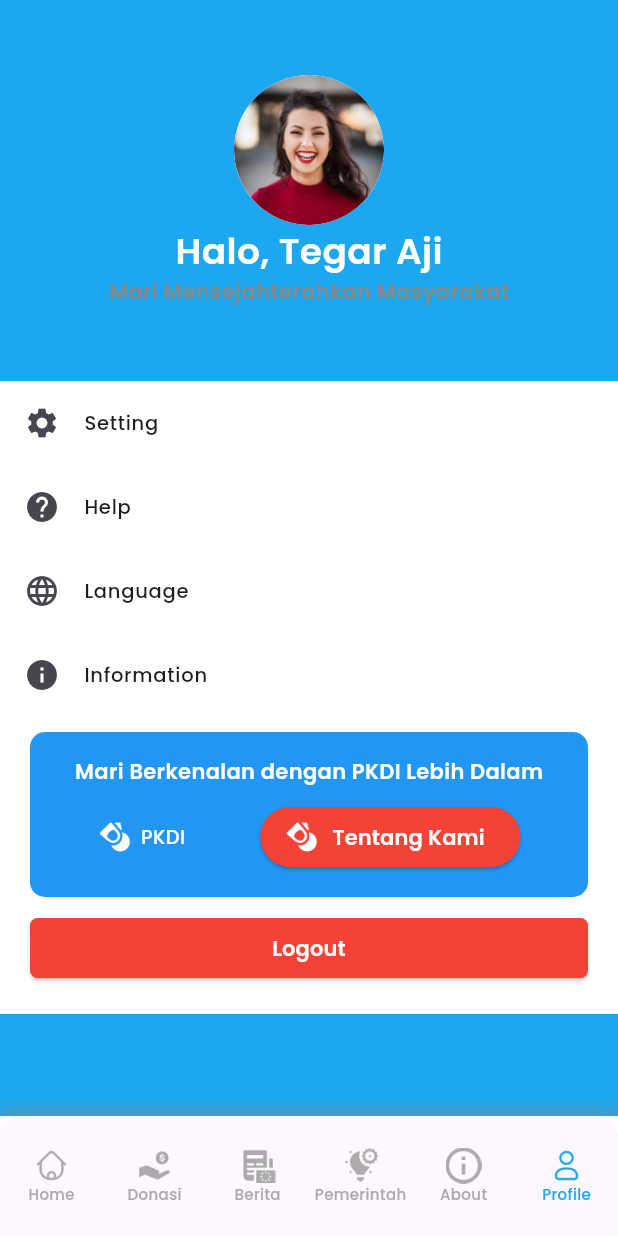
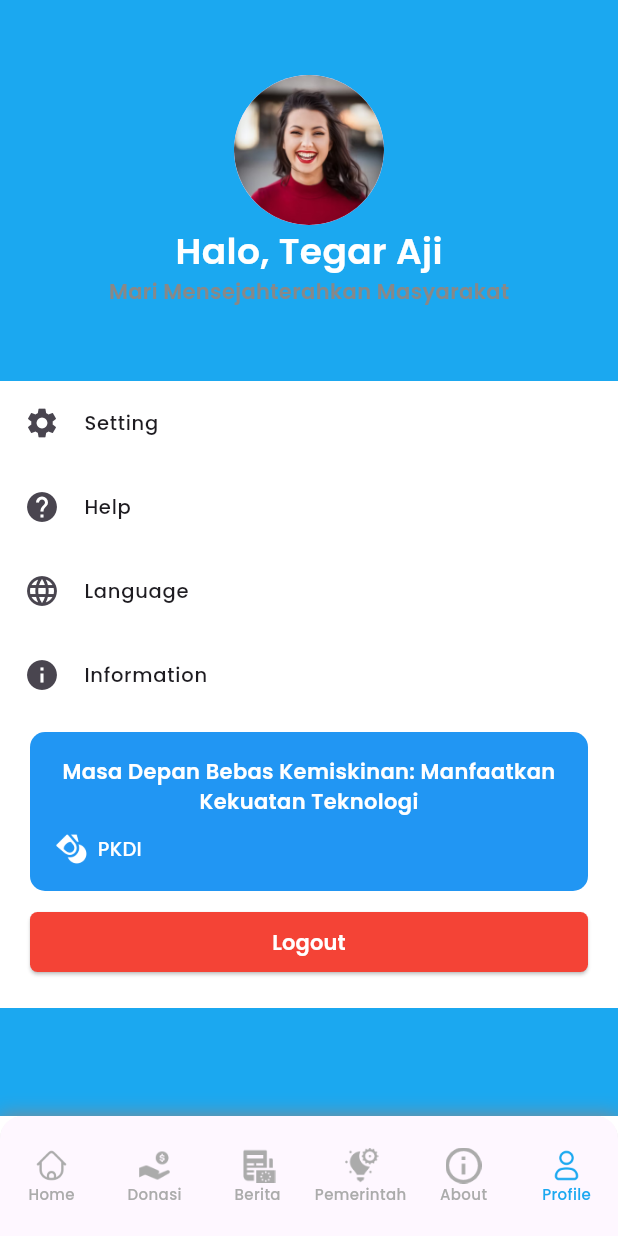
Before and after one commit to garrybad/project_ppb, a Flutter app: the screen it shows once a user with an empty profile is signed in, item 6 of the bottom bar chosen, on a phone screen of 412 x 824 dp. Run offline on Flutter 3.47's test engine with Material 3 defaults, Android fonts, the phone set to English and light mode, and no system bars; our stand-ins replace bloc, carousel_slider, firebase_auth, firebase_core, flutter_bloc, google_fonts and 3 more; accounts and stored records are empty; network calls fail.

Commit message:
Update profile page

```diff
--- a/lib/ui/profile_page.dart
+++ b/lib/ui/profile_page.dart
@@ -99,15 +99,13 @@ class ProfilePage extends StatelessWidget {
                       child: Column(
                         children: [
                           Text(
-                            'Mari Berkenalan dengan PKDI Lebih Dalam',
+                            'Masa Depan Bebas Kemiskinan: Manfaatkan Kekuatan Teknologi',
                             style: kSubtitle1.copyWith(
                               color: kBgWhite,
                             ),
+                            textAlign: TextAlign.center,
                           ),
                           SizedBox(height: 10),
-                          Row(
-                            mainAxisAlignment: MainAxisAlignment.center,
-                            children: [
                           Row(
                             children: [
                               Image.asset(
@@ -120,25 +118,6 @@ class ProfilePage extends StatelessWidget {
                                 style: kBody1.copyWith(
                                   color: kBgWhite,
                                 ),
-                                  ),
-                                ],
-                              ),
-                              SizedBox(width: 50), // Spasi antara logo PKDI dan tombol
-                              ElevatedButton.icon(
-                                style: ElevatedButton.styleFrom(
-                                  backgroundColor: Colors.red,
-                                  minimumSize: Size(140, 40), // Ukuran tombol lebih kecil
-                                ),
-                                onPressed: () {
-                                  // Aksi untuk tombol 'Tentang Kami'
-                                },
-                                icon: Image.asset(
-                                  'assets/images/project_logo.png', // Ganti dengan path logo PKDI Anda
-                                  height: 24,
-                                ),
-                                label: Text('Tentang Kami', style: kSubtitle1.copyWith(
-                                  color: kBgWhite,
-                                )),
                               ),
                             ],
                           ),
```
Lines whose indentation alone changed are shown as unchanged.
